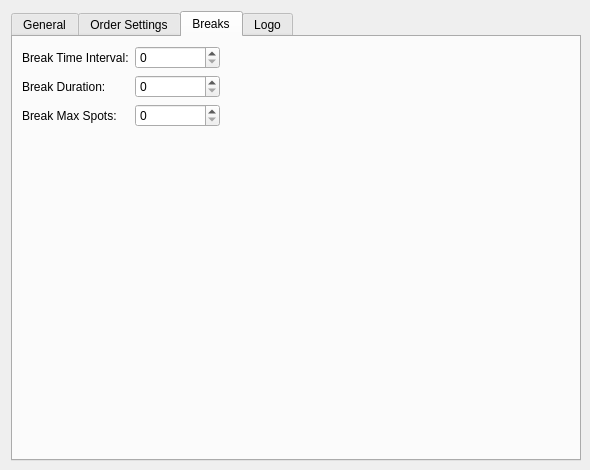
The window that rave/traffik/setupform.ui (pgathogo/raven) describes before a commit, drawn with Qt 5.
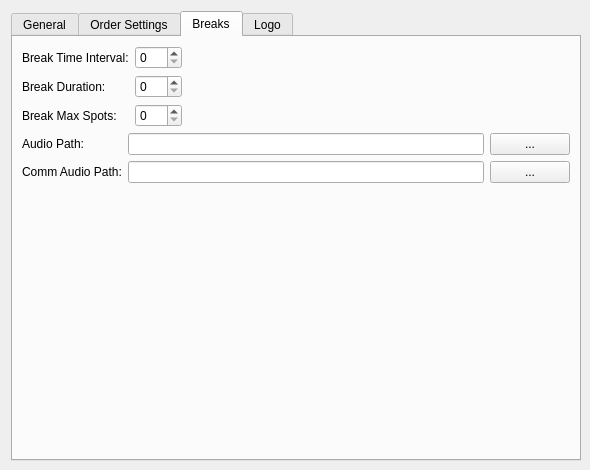
The same window after the commit. The open tabs and pages were chosen to show the change.

Commit message: Added default Commercial and Audio folders in the setup class. Did a few code refactoring

```diff
--- a/rave/traffik/setupform.ui
+++ b/rave/traffik/setupform.ui
@@ -346,7 +346,7 @@
       </attribute>
       <layout class="QVBoxLayout" name="verticalLayout_5">
        <item>
-        <layout class="QGridLayout" name="gridLayout_4" columnstretch="0,1,0">
+        <layout class="QGridLayout" name="gridLayout_4" columnstretch="0,0,0">
          <item row="1" column="0">
           <widget class="QLabel" name="label_17">
            <property name="text">
@@ -357,20 +357,6 @@
          <item row="2" column="1">
           <widget class="QSpinBox" name="edtMaxSpots"/>
          </item>
-         <item row="2" column="0">
-          <widget class="QLabel" name="label_4">
-           <property name="text">
-            <string>Break Max Spots:</string>
-           </property>
-          </widget>
-         </item>
-         <item row="1" column="1">
-          <widget class="QSpinBox" name="sbBreakDuration">
-           <property name="maximum">
-            <number>999</number>
-           </property>
-          </widget>
-         </item>
          <item row="0" column="1">
           <widget class="QSpinBox" name="sbTimeInterval"/>
          </item>
@@ -394,6 +380,66 @@
            </property>
           </spacer>
          </item>
+         <item row="2" column="0">
+          <widget class="QLabel" name="label_4">
+           <property name="text">
+            <string>Break Max Spots:</string>
+           </property>
+          </widget>
+         </item>
+         <item row="1" column="1">
+          <widget class="QSpinBox" name="sbBreakDuration">
+           <property name="maximum">
+            <number>999</number>
+           </property>
+          </widget>
+         </item>
+        </layout>
+       </item>
+       <item>
+        <layout class="QGridLayout" name="gridLayout_5">
+         <item row="0" column="0">
+          <widget class="QLabel" name="label_18">
+           <property name="text">
+            <string>Audio Path:</string>
+           </property>
+          </widget>
+         </item>
+         <item row="0" column="1">
+          <widget class="QLineEdit" name="edtAudioPath">
+           <property name="readOnly">
+            <bool>true</bool>
+           </property>
+          </widget>
+         </item>
+         <item row="0" column="2">
+          <widget class="QPushButton" name="btnAudioPath">
+           <property name="text">
+            <string>...</string>
+           </property>
+          </widget>
+         </item>
+         <item row="1" column="0">
+          <widget class="QLabel" name="label_19">
+           <property name="text">
+            <string>Comm Audio Path:</string>
+           </property>
+          </widget>
+         </item>
+         <item row="1" column="1">
+          <widget class="QLineEdit" name="edtCommAudioPath">
+           <property name="readOnly">
+            <bool>true</bool>
+           </property>
+          </widget>
+         </item>
+         <item row="1" column="2">
+          <widget class="QPushButton" name="btnCommAudioPath">
+           <property name="text">
+            <string>...</string>
+           </property>
+          </widget>
+         </item>
         </layout>
        </item>
        <item>
@@ -404,7 +450,7 @@
          <property name="sizeHint" stdset="0">
           <size>
            <width>20</width>
-           <height>325</height>
+           <height>40</height>
           </size>
          </property>
         </spacer>
```
Left out of the diff: 2 changed lines with no effect on the pictures. The commit also changes 85 other files.
